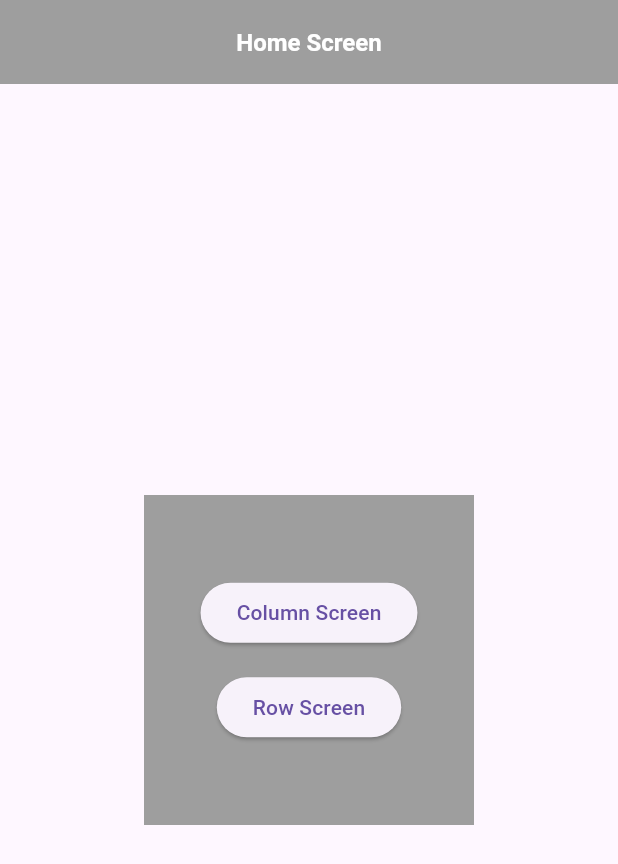
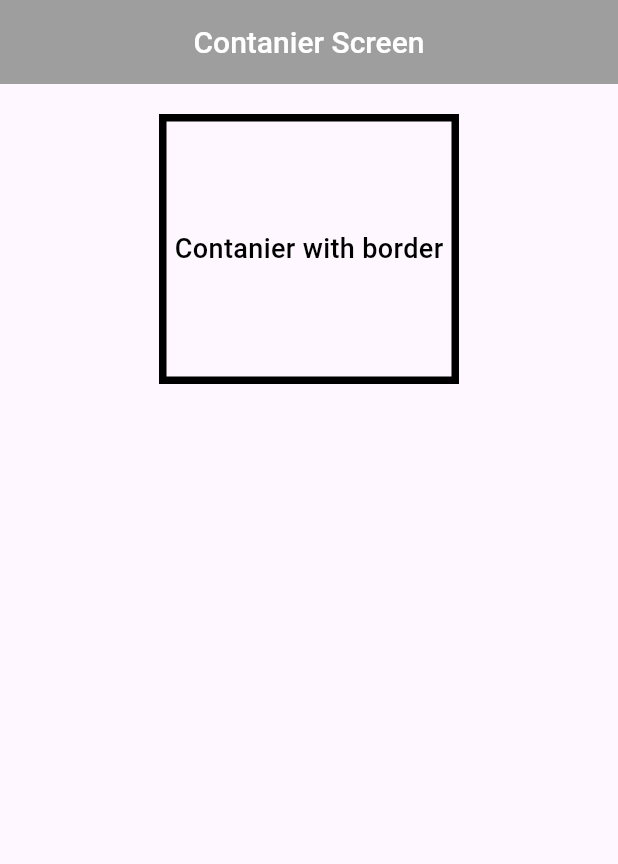
Before and after one commit to MuhammadAmirKhan-57/row_column_widget, a Flutter app: the screen it shows after launch, on a phone screen of 412 x 824 dp. Shown: the top 864 px of the screen. Run offline on Flutter 3.47's test engine with Material 3 defaults, Android fonts, the phone set to English and light mode, and no system bars.

Commit message:
Container , Border

```diff
--- a/lib/Row_Column/column_screen.dart
+++ b/lib/Row_Column/column_screen.dart
@@ -23,6 +23,8 @@ class ColumnScreen extends StatelessWidget {
         child: Column(
           crossAxisAlignment: CrossAxisAlignment.start,
           children: [
+            //Here is example of column screen where it is verticle axis of the screen
+            //First i have container then name and the address
             Container(
               width: 50,
               height: 50,
--- /dev/null
+++ b/lib/container/container_screen.dart
@@ -0,0 +1,45 @@
+import 'package:flutter/material.dart';
+
+class ContainerScreen extends StatelessWidget {
+  const ContainerScreen({super.key});
+
+  @override
+  Widget build(BuildContext context) {
+    return Scaffold(
+      appBar: AppBar(
+        centerTitle: true,
+        backgroundColor: Colors.grey,
+        title: Text('Contanier Screen', style: TextStyle(
+          fontSize: 20,
+          color: Colors.white,
+          fontWeight: FontWeight.w500,
+        ),),
+      ),
+      body: Padding(
+        padding: const EdgeInsets.all(20.0),
+        child: Center(
+          child: Column(
+            children: [
+              Container(
+                width: 200,
+                height: 180,
+                alignment: Alignment(0, 0),
+                decoration: BoxDecoration(
+                  border: Border.all(
+                    color: Colors.black,
+                    width: 5,
+                  )
+                ),
+                child: Text('Contanier with border', style: TextStyle(
+                  fontSize: 18,
+                  color: Colors.black,
+                  fontWeight: FontWeight.w500,
+                ),),
+              ),
+            ],
+          ),
+        ),
+      ),
+    );
+  }
+}
--- a/lib/main.dart
+++ b/lib/main.dart
@@ -1,5 +1,6 @@
 import 'package:flutter/material.dart';
 import 'package:row_column_widget/Row_Column/home_screen.dart';
+import 'package:row_column_widget/container/container_screen.dart';
 
 void main() {
   runApp(const MyApp());
@@ -12,7 +13,8 @@ class MyApp extends StatelessWidget {
   Widget build(BuildContext context) {
     return MaterialApp(
       debugShowCheckedModeBanner: false,
-      home: HomeScreen(),
+      home: ContainerScreen(),
+      // HomeScreen(),
     );
   }
 }
```
